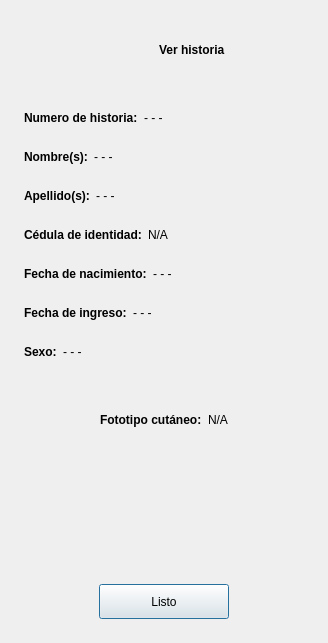
First picture: the form in dlgverhistoria.ui, repository Gabnz/Spectrasoft, before the edit.
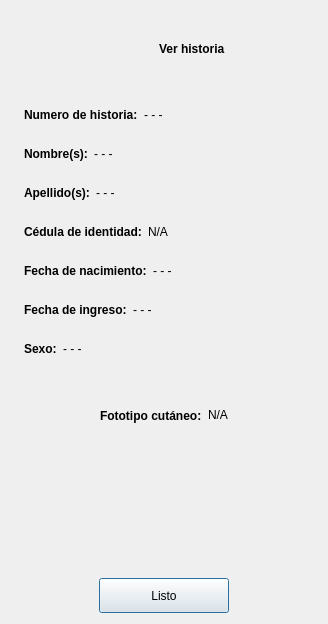
Second picture: the form after the edit. Icons and pictures are not drawn.

```diff
--- a/dlgverhistoria.ui
+++ b/dlgverhistoria.ui
@@ -7,7 +7,7 @@
     <x>0</x>
     <y>0</y>
     <width>328</width>
-    <height>643</height>
+    <height>624</height>
    </rect>
   </property>
   <property name="windowTitle">
@@ -830,22 +830,6 @@
        </item>
       </layout>
      </item>
-     <item>
-      <spacer name="verticalSpacer">
-       <property name="orientation">
-        <enum>Qt::Vertical</enum>
-       </property>
-       <property name="sizeType">
-        <enum>QSizePolicy::Fixed</enum>
-       </property>
-       <property name="sizeHint" stdset="0">
-        <size>
-         <width>20</width>
-         <height>13</height>
-        </size>
-       </property>
-      </spacer>
-     </item>
     </layout>
    </item>
   </layout>
```
Left out of the diff: 2 changed lines with no effect on the pictures.
